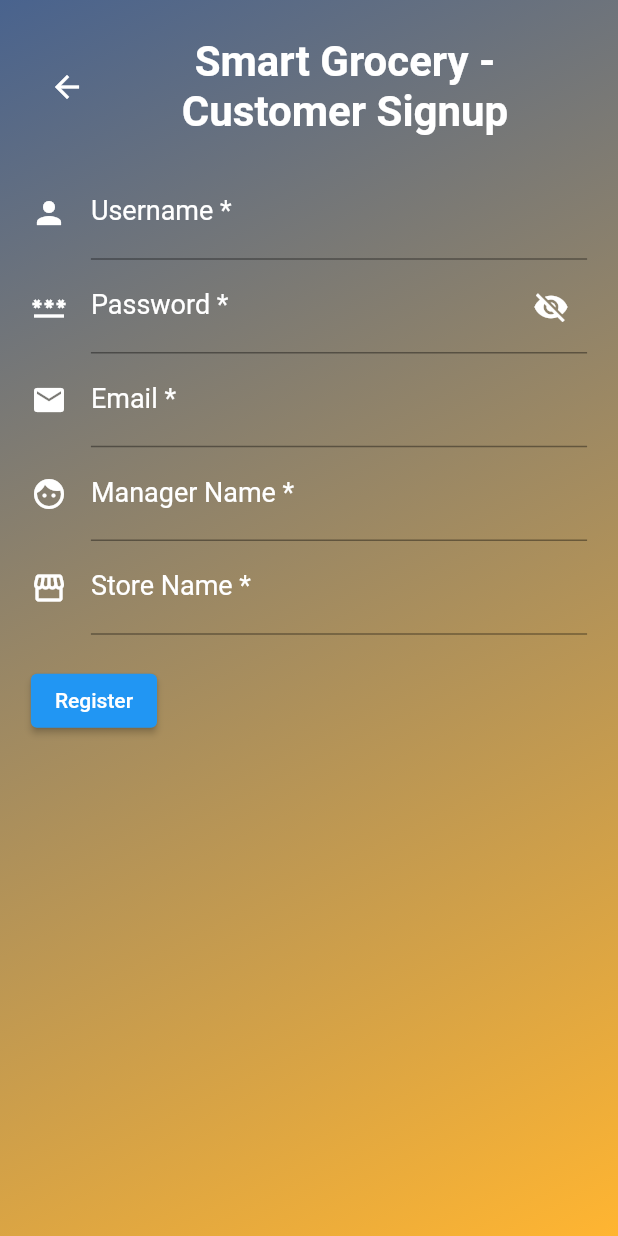
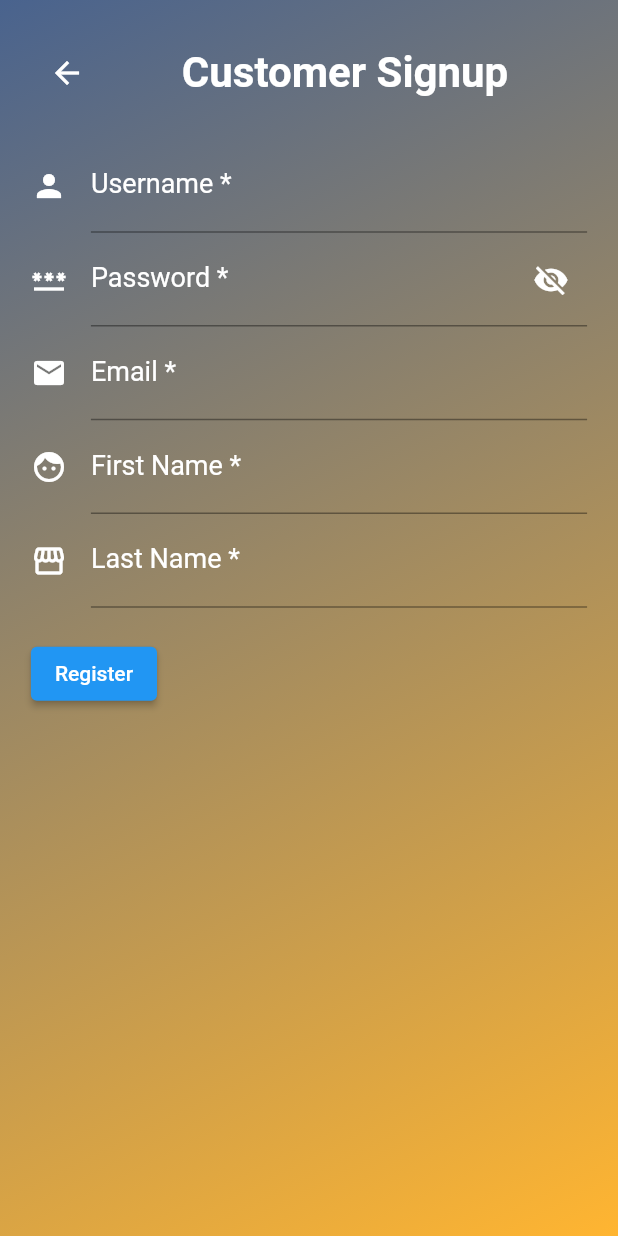
Before and after one commit to Hrithik-Kumar/Smart-Grocery-Map-and-Inventory, a Flutter app: the CustomerSignUpScreen screen opened directly, on a phone screen of 412 x 824 dp. Run offline on Flutter 3.47's test engine with Material 2 defaults, Android fonts, the light colour scheme and no system bars; our stand-ins replace image_picker, lottie, sqflite; accounts and stored records are empty; project files that could hold a hidden picture were left out.

Commit message:
BOUNB-78 Refactor file names

```diff
--- a/code/smart_grocery_map/lib/screens/auth/customer_login_screen.dart
+++ b/code/smart_grocery_map/lib/screens/auth/customer_login_screen.dart
@@ -6,7 +6,7 @@ import 'package:http/http.dart' as http;
 import './customer_signup_screen.dart';
 import '/res/colors.dart';
 import '/res/styles.dart';
-import '/screens/user-home/NavBar.dart';
+import '../user-home/nav_bar.dart';
 import 'components/auth_button.dart';
 import 'components/text_input_field.dart';
 import 'package:smart_grocery_map/global.dart';
--- a/code/smart_grocery_map/lib/screens/auth/customer_signup_screen.dart
+++ b/code/smart_grocery_map/lib/screens/auth/customer_signup_screen.dart
@@ -93,8 +93,7 @@ class CustomerSignUpScreenState extends State<CustomerSignUpScreen> {
               child: Column(
                 crossAxisAlignment: CrossAxisAlignment.start,
                 children: [
-                  makeTitleAndBackButton(
-                      "Smart Grocery - Customer Signup", context),
+                  makeTitleAndBackButton("Customer Signup", context),
 
                   // Wrap IconButton and TitleBar in a thing
                   // Add TextFormFields and ElevatedButton here.
@@ -169,8 +168,8 @@ class CustomerSignUpScreenState extends State<CustomerSignUpScreen> {
                       hintStyle: formFieldHintTextStyle,
                       errorStyle: formFieldHintTextStyle,
                       labelStyle: formFieldLabelTextStyle,
-                      hintText: 'Enter the Manager Name',
-                      labelText: 'Manager Name *',
+                      hintText: 'Enter the First Name',
+                      labelText: 'First Name *',
                     ),
                     style: formFieldTextStyle,
                     // The validator receives the text that the user has entered.
@@ -189,8 +188,8 @@ class CustomerSignUpScreenState extends State<CustomerSignUpScreen> {
                       hintStyle: formFieldHintTextStyle,
                       errorStyle: formFieldHintTextStyle,
                       labelStyle: formFieldLabelTextStyle,
-                      hintText: 'Enter the Store Name',
-                      labelText: 'Store Name *',
+                      hintText: 'Enter the Last Name',
+                      labelText: 'Last Name *',
                     ),
                     style: formFieldTextStyle,
                     // The validator receives the text that the user has entered.
--- a/code/smart_grocery_map/lib/screens/auth/login_screen.dart
+++ b/code/smart_grocery_map/lib/screens/auth/login_screen.dart
@@ -7,7 +7,7 @@ import '/res/styles.dart';
 import 'components/auth_button.dart';
 import 'package:http/http.dart' as http;
 import 'components/text_input_field.dart';
-import '/screens/company-home/NavBar.dart';
+import '../company-home/nav_bar.dart';
 import 'package:smart_grocery_map/global.dart';
 
 class LoginScreen extends StatefulWidget {
--- a/code/smart_grocery_map/lib/screens/company-home/NavBar.dart
+++ b/code/smart_grocery_map/lib/screens/company-home/nav_bar.dart
@@ -1,6 +1,6 @@
 import 'package:flutter/material.dart';
-import './StoreScreen.dart';
-import './UserScreen.dart';
+import 'store_screen.dart';
+import 'user_screen.dart';
 import 'package:smart_grocery_map/screens/company/inventory/company_inventory_screen.dart';
 
 class NavBar extends StatefulWidget {
--- a/code/smart_grocery_map/lib/screens/user-home/UserScreen.dart
+++ b/code/smart_grocery_map/lib/screens/company-home/user_screen.dart
@@ -1,10 +1,10 @@
 import 'package:flutter/material.dart';
-import './ProfilePage.dart';
+import 'profile_page.dart';
 import 'package:http/http.dart' as http;
 
 class UserScreen extends StatelessWidget {
   /* void _getCompanyInfo() {
-    var uri = Uri.parse('http://localhost:8000/api/company/profile');
+    var uri = Uri.parse('http://http://10.0.2.2:8000/api/company/profile');
 
   } */
 
@@ -33,35 +33,34 @@ class UserScreen extends StatelessWidget {
   Widget build(BuildContext context) {
     return Container(
       child: Padding(
-        padding: const EdgeInsets.symmetric(
-          horizontal: 20.0,
-          vertical: 80.0,
-        ),
-        child: Column(
-          children: [
+          padding: const EdgeInsets.symmetric(
+            horizontal: 20.0,
+            vertical: 80.0,
+          ),
+          child: Column(children: [
             createTitle('Account'),
             Row(
               children: <Widget>[
                 ElevatedButton.icon(
                   onPressed: () {
-                    Navigator.push(context, new MaterialPageRoute(builder: (context) => new ProfilePage()));
+                    Navigator.push(
+                        context,
+                        new MaterialPageRoute(
+                            builder: (context) => new ProfilePage()));
                   },
                   icon: Icon(Icons.local_convenience_store_rounded),
-                  label: Text("User\nView Profile"),
+                  label: Text("Your Company\nView Profile"),
                   style: ElevatedButton.styleFrom(
                     primary: Colors.transparent,
                     onPrimary: Colors.black,
                     shadowColor: Colors.transparent,
-                    alignment: Alignment(0,0),
+                    alignment: Alignment(0, 0),
                   ),
                 ),
               ],
             ),
             createTitle('Settings'),
-          ]
-        )
-
-      ),
+          ])),
     );
   }
 }
--- a/code/smart_grocery_map/lib/screens/user-home/StoreScreen.dart
+++ b/code/smart_grocery_map/lib/screens/user-home/store_screen.dart
@@ -1,6 +1,6 @@
 import 'package:flutter/material.dart';
-import './ChangeStore.dart';
-import './StoreItems.dart';
+import 'change_store.dart';
+import 'store_items.dart';
 
 class StoreScreen extends StatelessWidget {
   static String tag="home_page";
--- a/code/smart_grocery_map/lib/screens/company-home/UserScreen.dart
+++ b/code/smart_grocery_map/lib/screens/user-home/user_screen.dart
@@ -1,10 +1,10 @@
 import 'package:flutter/material.dart';
-import './ProfilePage.dart';
+import 'profile_page.dart';
 import 'package:http/http.dart' as http;
 
 class UserScreen extends StatelessWidget {
   /* void _getCompanyInfo() {
-    var uri = Uri.parse('http://http://10.0.2.2:8000/api/company/profile');
+    var uri = Uri.parse('http://localhost:8000/api/company/profile');
 
   } */
 
@@ -33,34 +33,35 @@ class UserScreen extends StatelessWidget {
   Widget build(BuildContext context) {
     return Container(
       child: Padding(
-          padding: const EdgeInsets.symmetric(
-            horizontal: 20.0,
-            vertical: 80.0,
-          ),
-          child: Column(children: [
+        padding: const EdgeInsets.symmetric(
+          horizontal: 20.0,
+          vertical: 80.0,
+        ),
+        child: Column(
+          children: [
             createTitle('Account'),
             Row(
               children: <Widget>[
                 ElevatedButton.icon(
                   onPressed: () {
-                    Navigator.push(
-                        context,
-                        new MaterialPageRoute(
-                            builder: (context) => new ProfilePage()));
+                    Navigator.push(context, new MaterialPageRoute(builder: (context) => new ProfilePage()));
                   },
                   icon: Icon(Icons.local_convenience_store_rounded),
-                  label: Text("Your Company\nView Profile"),
+                  label: Text("User\nView Profile"),
                   style: ElevatedButton.styleFrom(
                     primary: Colors.transparent,
                     onPrimary: Colors.black,
                     shadowColor: Colors.transparent,
-                    alignment: Alignment(0, 0),
+                    alignment: Alignment(0,0),
                   ),
                 ),
               ],
             ),
             createTitle('Settings'),
-          ])),
+          ]
+        )
+
+      ),
     );
   }
 }
```
Also changed, not shown: code/smart_grocery_map/lib/screens/user-home/nav_bar.dart (renamed from code/smart_grocery_map/lib/screens/user-home/NavBar.dart, +4 -4 lines), code/smart_grocery_map/lib/screens/company-home/profile_page.dart (renamed from code/smart_grocery_map/lib/screens/company-home/ProfilePage.dart), code/smart_grocery_map/lib/screens/company-home/store_screen.dart (renamed from code/smart_grocery_map/lib/screens/company-home/StoreScreen.dart), code/smart_grocery_map/lib/screens/user-home/change_store.dart (renamed from code/smart_grocery_map/lib/screens/user-home/ChangeStore.dart), code/smart_grocery_map/lib/screens/user-home/map_screen.dart (renamed from code/smart_grocery_map/lib/screens/user-home/MapScreen.dart), code/smart_grocery_map/lib/screens/user-home/profile_page.dart (renamed from code/smart_grocery_map/lib/screens/user-home/ProfilePage.dart), code/smart_grocery_map/lib/screens/user-home/shopping_list_screen.dart (renamed from code/smart_grocery_map/lib/screens/user-home/ShoppingListScreen.dart), code/smart_grocery_map/lib/screens/user-home/store_items.dart (renamed from code/smart_grocery_map/lib/screens/user-home/StoreItems.dart).
